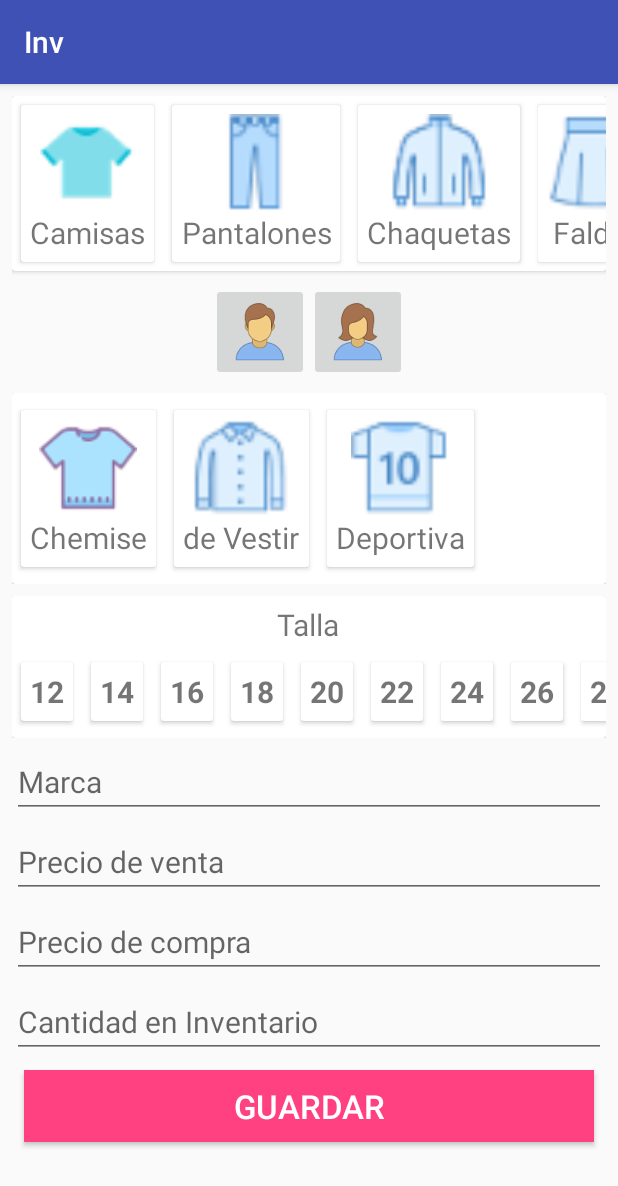
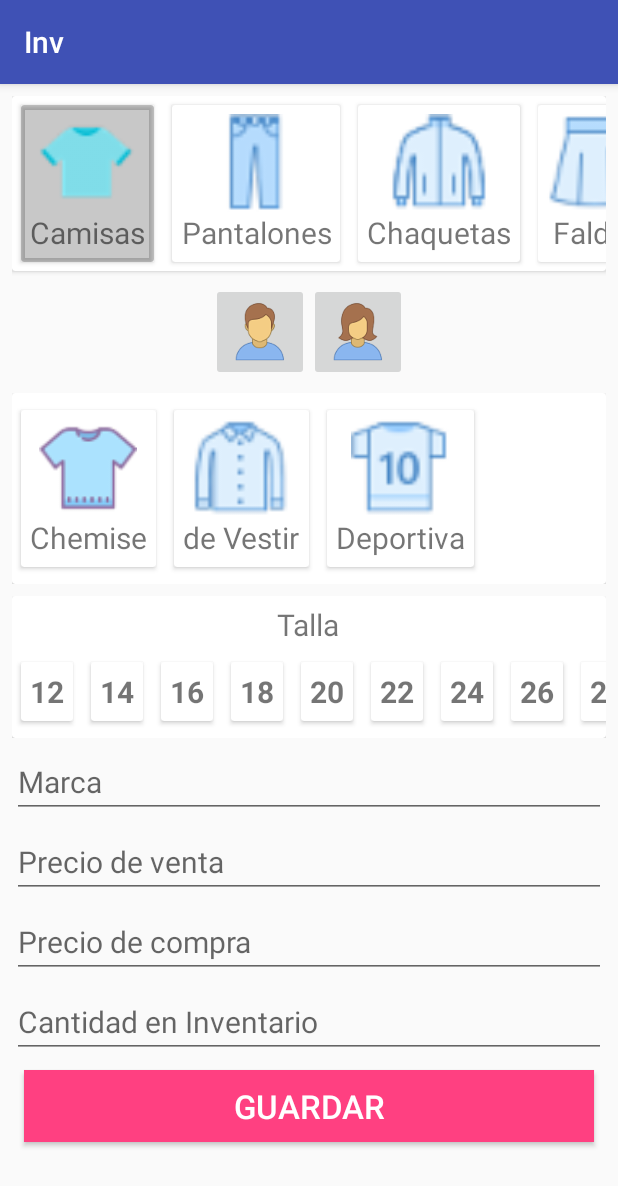
Before and after one commit to JunCodde/Inv, an Android app: the AddSeccionActivity screen opened directly, with no data from a screen before it, after a tap on "Camisas", on a phone screen of 412 x 824 dp. Shown: the top 1186 px of the screen. Run offline under Robolectric (Android 15) with nearby library versions, the phone set to English and light mode, and no system bars.

Commit message:
Cambios de RV

```diff
--- a/app/src/main/java/com/juncodde/inv/Adapter/AdapterSeccionTalla.java
+++ b/app/src/main/java/com/juncodde/inv/Adapter/AdapterSeccionTalla.java
@@ -2,22 +2,25 @@ package com.juncodde.inv.Adapter;
 
 import android.app.Activity;
 import android.support.annotation.NonNull;
+import android.support.v7.widget.CardView;
 import android.support.v7.widget.RecyclerView;
 import android.view.LayoutInflater;
 import android.view.View;
 import android.view.ViewGroup;
 import android.widget.TextView;
 
+import com.juncodde.inv.AddSeccionActivity;
+import com.juncodde.inv.Modelo.Talla;
 import com.juncodde.inv.R;
 
 import java.util.ArrayList;
 
 public class AdapterSeccionTalla extends RecyclerView.Adapter<AdapterSeccionTalla.AdapterSeccionTallaHolder>{
 
-    ArrayList<String> tallas;
+    ArrayList<Talla> tallas;
     Activity activity;
 
-    public AdapterSeccionTalla(ArrayList<String> tallas, Activity activity) {
+    public AdapterSeccionTalla(ArrayList<Talla> tallas, Activity activity) {
         this.tallas = tallas;
         this.activity = activity;
     }
@@ -31,12 +34,51 @@ public class AdapterSeccionTalla extends RecyclerView.Adapter<AdapterSeccionTall
     }
 
     @Override
-    public void onBindViewHolder(@NonNull AdapterSeccionTallaHolder holder, int position) {
+    public void onBindViewHolder(@NonNull final AdapterSeccionTallaHolder holder, int position) {
 
-        String act = tallas.get(position);
+        final Talla talla = tallas.get(position);
 
-        holder.tv_talla.setText(act);
+        holder.tv_talla.setText(talla.getTalla());
 
+        holder.cv_talla.setOnClickListener(new View.OnClickListener() {
+            @Override
+            public void onClick(View view) {
+
+                if(activity instanceof AddSeccionActivity){
+                    ((AddSeccionActivity)activity).idTallaSelected = talla.getTalla();
+                }
+
+                if(talla.isEneabled()){
+
+                    CheckEn();
+                    talla.setEneabled(false);
+
+                }
+
+            }
+        });
+
+        if(talla.isEneabled()){
+
+            holder.cv_talla.setCardBackgroundColor(activity.getResources().getColor(R.color.cardview_light_background));
+
+        }else{
+            holder.cv_talla.setCardBackgroundColor(activity.getResources().getColor(R.color.cardview_shadow_start_color));
+
+        }
+
+    }
+
+    private void CheckEn(){
+
+        for (int i = 0; i < tallas.size(); i++) {
+
+            Talla talla = tallas.get(i);
+
+            talla.setEneabled(true);
+
+        }
+        notifyDataSetChanged();
     }
 
     @Override
@@ -47,11 +89,13 @@ public class AdapterSeccionTalla extends RecyclerView.Adapter<AdapterSeccionTall
     public static class AdapterSeccionTallaHolder extends RecyclerView.ViewHolder{
 
         private TextView tv_talla;
+        private CardView cv_talla;
 
         public AdapterSeccionTallaHolder(View itemView) {
             super(itemView);
 
             tv_talla = (TextView) itemView.findViewById(R.id.tv_talla);
+            cv_talla = (CardView) itemView.findViewById(R.id.cv_talla);
         }
     }
 }
--- a/app/src/main/java/com/juncodde/inv/Adapter/AdapterSeccionType.java
+++ b/app/src/main/java/com/juncodde/inv/Adapter/AdapterSeccionType.java
@@ -19,6 +19,7 @@ import java.util.ArrayList;
 
 public class AdapterSeccionType extends RecyclerView.Adapter<AdapterSeccionType.AdapterSeccionTypeHolder> {
 
+    private static final String TAG = "AdapterSeccionType";
     private ArrayList<TipoSeccion> tipos;
     private Activity activity;
 
@@ -48,33 +49,40 @@ public class AdapterSeccionType extends RecyclerView.Adapter<AdapterSeccionType.
             @Override
             public void onClick(View view) {
 
+                if(tipo.isEneabled()){
 
                     if(tipo.isSub()){
 
                         if(activity instanceof AddSeccionActivity){
                             ((AddSeccionActivity)activity).ponerRVSubSeccion(tipo.getId());
+
+                            ((AddSeccionActivity)activity).idTipoSelected = tipo.getId();
                         }
 
                         checkEneabled();
                         tipo.setEneabled(false);
+                        holder.cv_seccion.setCardBackgroundColor(activity.getResources().getColor(R.color.cardview_shadow_start_color));
 
                     }else {
 
-                    Utilidades.makToast(activity, tipo.getNombre());
+                        if(activity instanceof AddSeccionActivity){
+                            ((AddSeccionActivity)activity).idSubTipoSelected = tipo.getId();
+                        }
+
+                        checkEneabled();
+                        tipo.setEneabled(false);
+                        holder.cv_seccion.setCardBackgroundColor(activity.getResources().getColor(R.color.cardview_shadow_start_color));
 
                     }
 
+                }
 
             }
         });
 
         if(tipo.isEneabled()){
 
-            holder.cv_seccion.setEnabled(true);
-
-        }else{
-
-            holder.cv_seccion.setEnabled(false);
+            holder.cv_seccion.setCardBackgroundColor(activity.getResources().getColor(R.color.cardview_light_background));
 
         }
 
@@ -90,7 +98,7 @@ public class AdapterSeccionType extends RecyclerView.Adapter<AdapterSeccionType.
             tipo.setEneabled(true);
 
         }
-
+        notifyDataSetChanged();
     }
 
 
--- a/app/src/main/java/com/juncodde/inv/AddSeccionActivity.java
+++ b/app/src/main/java/com/juncodde/inv/AddSeccionActivity.java
@@ -4,13 +4,17 @@ import android.os.Bundle;
 import android.support.v7.app.AppCompatActivity;
 import android.support.v7.widget.LinearLayoutManager;
 import android.support.v7.widget.RecyclerView;
+import android.util.Log;
 import android.view.View;
+import android.widget.Button;
 import android.widget.EditText;
 import android.widget.ImageButton;
+import android.widget.Toast;
 
 import com.juncodde.inv.Adapter.AdapterSeccionTalla;
 import com.juncodde.inv.Adapter.AdapterSeccionType;
 import com.juncodde.inv.Constantes.ConstantesSeccion;
+import com.juncodde.inv.Modelo.Talla;
 import com.juncodde.inv.Modelo.TipoSeccion;
 import com.juncodde.inv.Utils.Utilidades;
 
@@ -18,9 +22,11 @@ import java.util.ArrayList;
 
 public class AddSeccionActivity extends AppCompatActivity {
 
+    private static final String TAG = "AddSeccionActivity";
     private RecyclerView rv_addSeccionHorizontal, rv_addTallaHorizontal, rv_addSubTipoHorizontal;
     private ImageButton imgBtn_SeccionHombre, imgBtn_SeccionMujer;
     private EditText et_Marca, et_PrecioVenta, et_PrecioCompra, et_CantInventario;
+    private Button btn_GuardarSeccion;
 
     LinearLayoutManager lManager;
     AdapterSeccionType adapterType;
@@ -28,6 +34,10 @@ public class AddSeccionActivity extends AppCompatActivity {
 
     public String genero = "h";
     String idSelected = "";
+
+    public String idTipoSelected = "";
+    public String idSubTipoSelected = "";
+    public String idTallaSelected = "";
 
 
 
@@ -48,6 +58,8 @@ public class AddSeccionActivity extends AppCompatActivity {
         et_PrecioVenta = (EditText) findViewById(R.id.et_PrecioVenta);
         et_PrecioCompra = (EditText) findViewById(R.id.et_PrecioCompra);
         et_CantInventario = (EditText) findViewById(R.id.et_CantInventario);
+
+        btn_GuardarSeccion = (Button) findViewById(R.id.btn_GuardarSeccion);
 
         ponerRVSeccion();
         ponerRVTalla();
@@ -71,6 +83,26 @@ public class AddSeccionActivity extends AppCompatActivity {
                 ponerRVSubSeccion(idSelected);
             }
         });
+
+        btn_GuardarSeccion.setOnClickListener(new View.OnClickListener() {
+            @Override
+            public void onClick(View view) {
+
+                if(idTipoSelected.isEmpty()){
+                    Toast.makeText(AddSeccionActivity.this, "Seleccione el tipo de ropa", Toast.LENGTH_SHORT).show();
+                }else if(idSubTipoSelected.isEmpty()){
+                    Toast.makeText(AddSeccionActivity.this, "Seleccione el tipo de " + idTipoSelected, Toast.LENGTH_SHORT).show();
+                }else if(idTallaSelected.isEmpty()){
+                    Toast.makeText(AddSeccionActivity.this, "Seleccione la talla", Toast.LENGTH_SHORT).show();
+                }else{
+                    Log.d(TAG, "Tipo: " + idTipoSelected);
+                    Log.d(TAG, "SubTipo: " + idSubTipoSelected);
+                    Log.d(TAG, "Talla: " + idTallaSelected);
+                }
+
+            }
+        });
+
 
 
     }
@@ -161,10 +193,10 @@ public class AddSeccionActivity extends AppCompatActivity {
 
     private void ponerRVTalla(){
 
-        ArrayList<String> tallas = new ArrayList<>();
+        ArrayList<Talla> tallas = new ArrayList<>();
 
         for (int i = 12; i < 44; i++) {
-            tallas.add((String.valueOf(i)));
+            tallas.add(new Talla(String.valueOf(i)));
             i++;
 
         }
--- /dev/null
+++ b/app/src/main/java/com/juncodde/inv/Modelo/Talla.java
@@ -0,0 +1,30 @@
+package com.juncodde.inv.Modelo;
+
+public class Talla {
+
+    String talla;
+    boolean isEneabled = true;
+
+    public Talla(String talla) {
+        this.talla = talla;
+    }
+
+    public Talla() {
+    }
+
+    public String getTalla() {
+        return talla;
+    }
+
+    public void setTalla(String talla) {
+        this.talla = talla;
+    }
+
+    public boolean isEneabled() {
+        return isEneabled;
+    }
+
+    public void setEneabled(boolean eneabled) {
+        isEneabled = eneabled;
+    }
+}
--- a/app/src/main/res/layout/rv_seccion_tipos.xml
+++ b/app/src/main/res/layout/rv_seccion_tipos.xml
@@ -1,12 +1,12 @@
 <?xml version="1.0" encoding="utf-8"?>
-<android.support.v7.widget.CardView
-    android:id="@+id/cv_seccion"
+<android.support.v7.widget.CardView android:id="@+id/cv_seccion"
     xmlns:android="http://schemas.android.com/apk/res/android"
     android:layout_width="wrap_content"
     android:layout_height="wrap_content"
     android:elevation="6dp"
     android:layout_margin="6dp"
-    >
+    app:cardBackgroundColor="@color/cardview_light_background"
+    xmlns:app="http://schemas.android.com/apk/res-auto">
 
     <LinearLayout
         android:layout_width="wrap_content"
--- a/app/src/main/res/layout/rv_talla.xml
+++ b/app/src/main/res/layout/rv_talla.xml
@@ -1,9 +1,11 @@
 <?xml version="1.0" encoding="utf-8"?>
 <android.support.v7.widget.CardView
+    android:id="@+id/cv_talla"
     xmlns:android="http://schemas.android.com/apk/res/android"
     android:layout_width="wrap_content"
     android:layout_height="wrap_content"
-    android:layout_margin="6dp">
+    android:layout_margin="6dp"
+    xmlns:app="http://schemas.android.com/apk/res-auto">
 
     <TextView
         android:id="@+id/tv_talla"
--- a/app/src/main/res/values/colors.xml
+++ b/app/src/main/res/values/colors.xml
@@ -3,4 +3,6 @@
     <color name="colorPrimary">#3F51B5</color>
     <color name="colorPrimaryDark">#303F9F</color>
     <color name="colorAccent">#FF4081</color>
+
+    <color name="cardview_shadow_start_color">#37000000</color>
 </resources>
```
Lines whose indentation alone changed are shown as unchanged.
